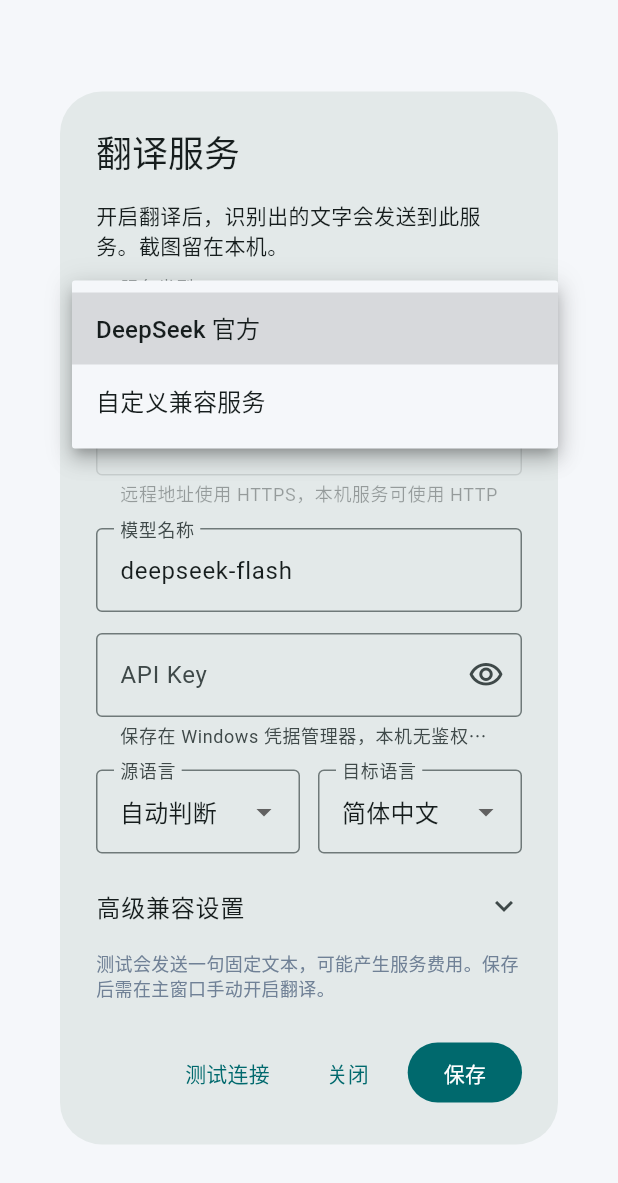
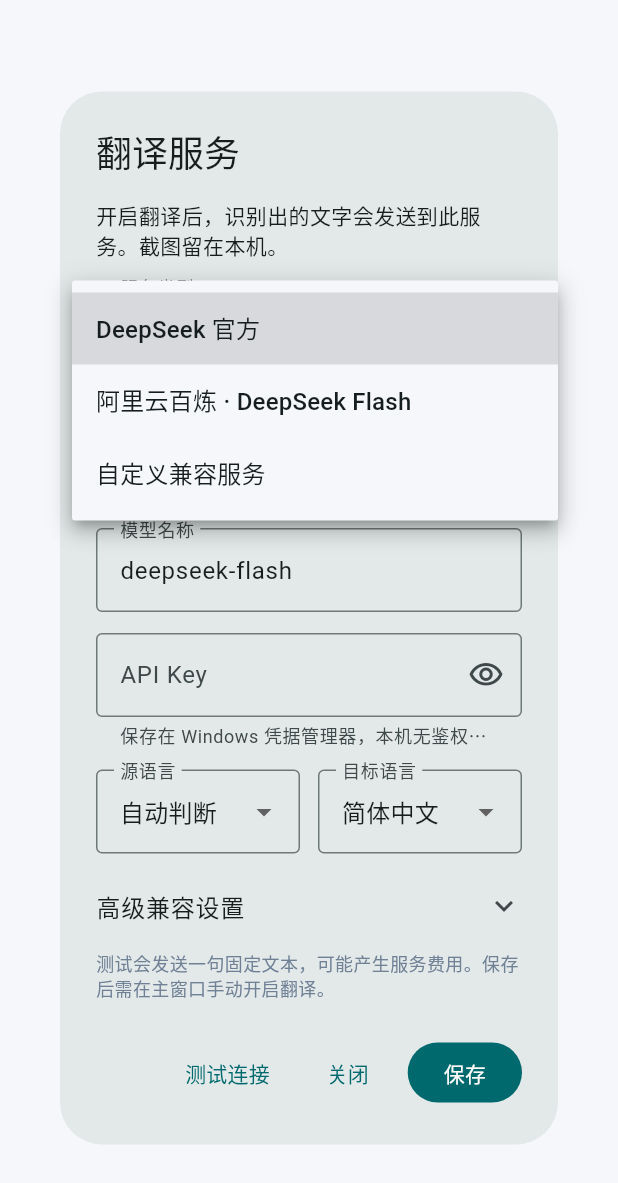
Before and after one commit to woshimaxfive/EchoPane, a Flutter app: the TranslationSettingsDialog widget shown alone on an empty page, opened directly with empty values, after a tap on "DeepSeek 官方", on a phone screen of 412 x 824 dp. Shown: the top 1183 px of the screen. Run offline on Flutter 3.47's test engine with Material 3 defaults, Android fonts, the phone set to English and light mode, and no system bars; missing offline and left inert: tray_manager, window_manager; Roboto replaces fonts that are missing (Segoe UI); statements that could not run were skipped; project files that could hold a hidden picture were left out.

Commit message:
feat: support Alibaba Cloud Bailian translation

```diff
--- a/lib/translation/provider.dart
+++ b/lib/translation/provider.dart
@@ -99,7 +99,10 @@
         'stream': false,
         'max_tokens': 4096,
         if (settings.jsonMode) 'response_format': {'type': 'json_object'},
-        if (settings.disableThinking) 'thinking': {'type': 'disabled'},
+        if (settings.disableThinking && settings.isBailian)
+          'enable_thinking': false,
+        if (settings.disableThinking && !settings.isBailian)
+          'thinking': {'type': 'disabled'},
         'messages': [
           {
             'role': 'system',
--- a/lib/translation/settings.dart
+++ b/lib/translation/settings.dart
@@ -30,6 +30,16 @@
   final String target;
   final bool jsonMode;
   final bool disableThinking;
+
+  bool get isBailian => isBailianHost(endpoint.host);
+
+  static bool isBailianHost(String host) =>
+      const {
+        'dashscope.aliyuncs.com',
+        'dashscope-intl.aliyuncs.com',
+        'dashscope-us.aliyuncs.com',
+      }.contains(host) ||
+      host.endsWith('.maas.aliyuncs.com');
 
   Uri get endpoint {
     final uri = Uri.tryParse(baseUrl.trim());
--- a/lib/translation/settings_dialog.dart
+++ b/lib/translation/settings_dialog.dart
@@ -20,6 +20,8 @@
       _TranslationSettingsDialogState();
 }
 
+enum _Service { deepseek, bailian, custom }
+
 class _TranslationSettingsDialogState extends State<TranslationSettingsDialog> {
   late final TextEditingController _url;
   late final TextEditingController _model;
@@ -28,7 +30,7 @@
   late String _target;
   late bool _jsonMode;
   late bool _disableThinking;
-  bool _custom = false;
+  _Service _service = _Service.deepseek;
   bool _showKey = false;
   bool _busy = false;
   String? _message;
@@ -43,7 +45,11 @@
     _target = settings.target;
     _jsonMode = settings.jsonMode;
     _disableThinking = settings.disableThinking;
-    _custom = settings.endpoint.host != 'api.deepseek.com';
+    _service = settings.isBailian
+        ? _Service.bailian
+        : settings.endpoint.host == 'api.deepseek.com'
+        ? _Service.deepseek
+        : _Service.custom;
   }
 
   TranslationSettings _settings() => TranslationSettings(
@@ -110,23 +116,41 @@
           children: [
             const Text('开启翻译后，识别出的文字会发送到此服务。截图留在本机。'),
             const SizedBox(height: 18),
-            DropdownButtonFormField<bool>(
-              initialValue: _custom,
+            DropdownButtonFormField<_Service>(
+              key: const Key('translation-service'),
+              initialValue: _service,
               decoration: const InputDecoration(
                 labelText: '服务类型',
                 border: OutlineInputBorder(),
               ),
               items: const [
-                DropdownMenuItem(value: false, child: Text('DeepSeek 官方')),
-                DropdownMenuItem(value: true, child: Text('自定义兼容服务')),
+                DropdownMenuItem(
+                  value: _Service.deepseek,
+                  child: Text('DeepSeek 官方'),
+                ),
+                DropdownMenuItem(
+                  value: _Service.bailian,
+                  child: Text('阿里云百炼 · DeepSeek Flash'),
+                ),
+                DropdownMenuItem(
+                  value: _Service.custom,
+                  child: Text('自定义兼容服务'),
+                ),
               ],
               onChanged: _busy
                   ? null
                   : (value) => setState(() {
-                      _custom = value!;
-                      if (!_custom) {
+                      _service = value!;
+                      _key.clear();
+                      if (_service == _Service.deepseek) {
                         _url.text = 'https://api.deepseek.com';
                         _model.text = 'deepseek-flash';
+                        _jsonMode = true;
+                        _disableThinking = true;
+                      } else if (_service == _Service.bailian) {
+                        _url.text =
+                            'https://dashscope.aliyuncs.com/compatible-mode/v1';
+                        _model.text = 'deepseek-v4-flash';
                         _jsonMode = true;
                         _disableThinking = true;
                       } else {
@@ -138,13 +162,15 @@
             TextField(
               key: const Key('translation-url'),
               controller: _url,
-              enabled: !_busy && _custom,
+              enabled: !_busy && _service != _Service.deepseek,
               maxLength: 2048,
               autocorrect: false,
-              decoration: const InputDecoration(
+              decoration: InputDecoration(
                 labelText: '服务地址',
                 hintText: 'https://example.com/v1',
-                helperText: '远程地址使用 HTTPS，本机服务可使用 HTTP',
+                helperText: _service == _Service.bailian
+                    ? '默认北京地域；可改为同地域的业务空间专属地址，Key 须与地域一致'
+                    : '远程地址使用 HTTPS，本机服务可使用 HTTP',
                 counterText: '',
                 border: OutlineInputBorder(),
               ),
@@ -255,7 +281,7 @@
                 SwitchListTile(
                   contentPadding: EdgeInsets.zero,
                   title: const Text('发送关闭思考参数'),
-                  subtitle: const Text('DeepSeek 预设启用；其他服务按实际支持情况设置'),
+                  subtitle: const Text('DeepSeek 官方与百炼预设启用；参数随服务地址适配'),
                   value: _disableThinking,
                   onChanged: _busy
                       ? null
```
Also changed, not shown: 2 other files.
